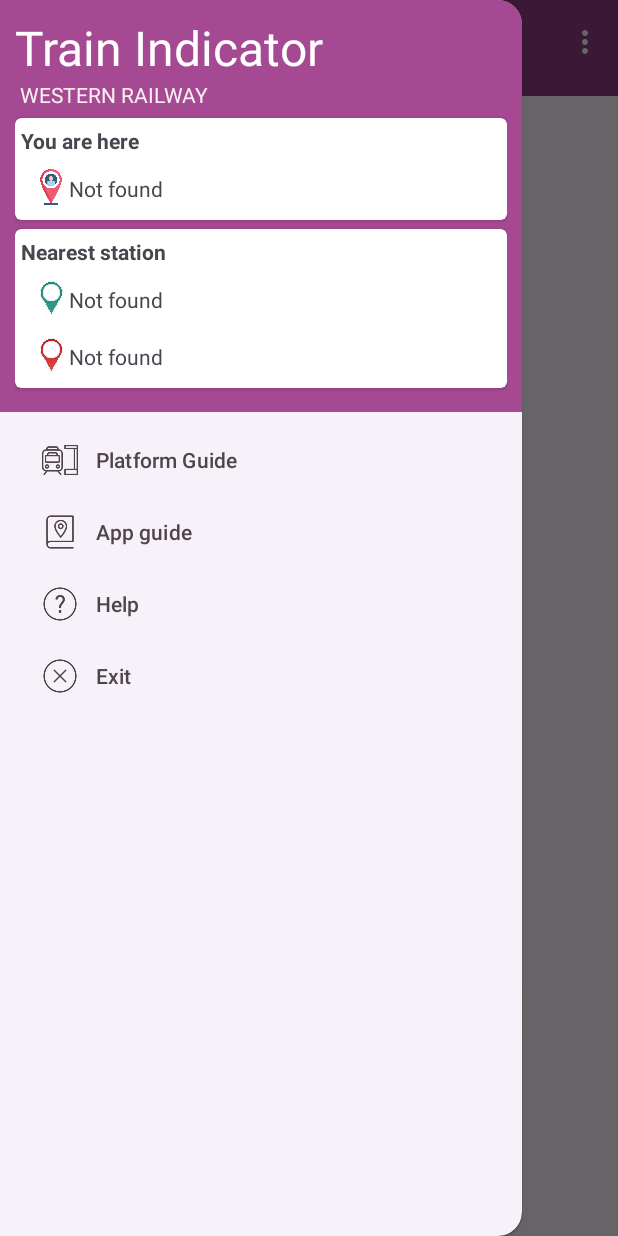
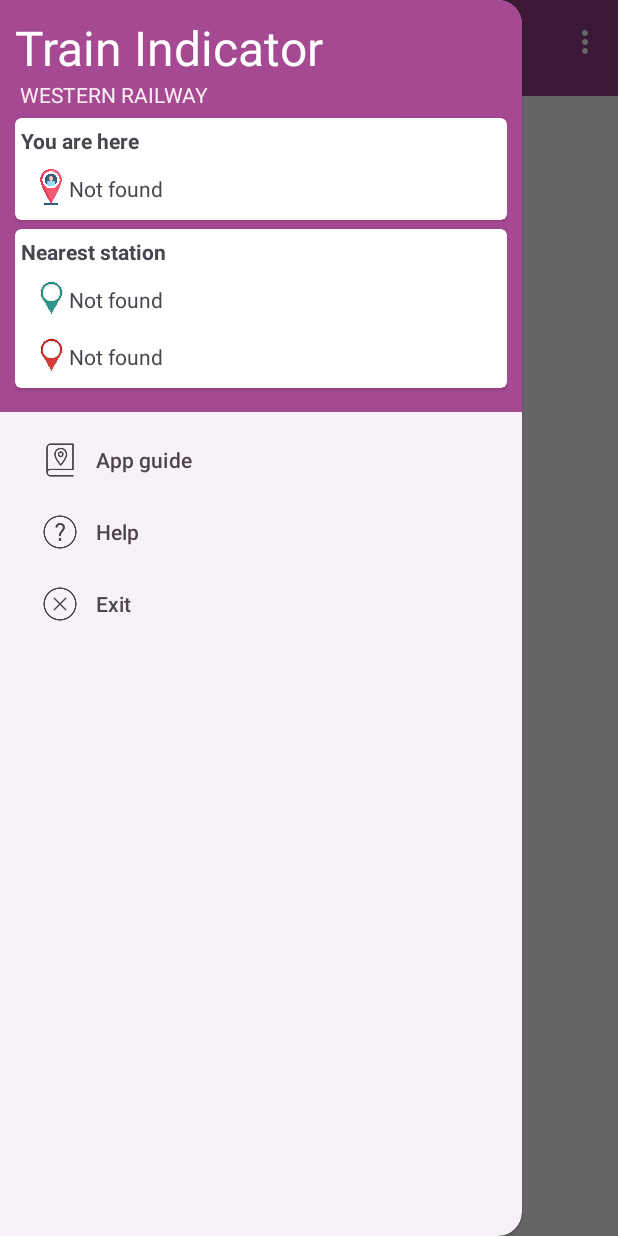
Before and after one commit to 1405yuga/Train-Indicator, an Android app: the screen it shows after launch (MainActivity), with the side drawer open, on a phone screen of 412 x 824 dp. Run offline under Robolectric (Android 15) with nearby library versions, the phone set to English and light mode, and no system bars; our stand-ins replace Firebase (no records; nobody signed in at launch, a user with empty details on screens opened directly).

Commit message:
removed platform guide fragment

```diff
--- a/app/src/main/java/com/example/trainindicator/DisplayStationsFragment.kt
+++ b/app/src/main/java/com/example/trainindicator/DisplayStationsFragment.kt
@@ -73,10 +73,6 @@ class DisplayStationsFragment : Fragment(), OnMapReadyCallback {
         binding.navigationView.setNavigationItemSelectedListener { menuItem ->
 
             when (menuItem.itemId) {
-                R.id.platform_guide -> {
-                    navigateToMenuFragment(DisplayStationsFragmentDirections.actionDisplayStationsFragmentToPlatformGuideFragment())
-                }
-
                 R.id.app_guide -> {
                     navigateToMenuFragment(DisplayStationsFragmentDirections.actionDisplayStationsFragmentToAppGuideDialogFragment())
                 }
--- a/app/src/main/res/menu/navigation_menus.xml
+++ b/app/src/main/res/menu/navigation_menus.xml
@@ -1,10 +1,6 @@
 <?xml version="1.0" encoding="utf-8"?>
 <menu xmlns:android="http://schemas.android.com/apk/res/android">
 
-    <item
-        android:id="@+id/platform_guide"
-        android:icon="@drawable/platform_guide"
-        android:title="@string/platform_guide" />
     <item
         android:id="@+id/app_guide"
         android:icon="@drawable/app_guide"
--- a/app/src/main/res/navigation/nav_graph.xml
+++ b/app/src/main/res/navigation/nav_graph.xml
@@ -11,25 +11,11 @@
         android:label="fragment_display_stations"
         tools:layout="@layout/fragment_display_stations">
         <action
-            android:id="@+id/action_displayStationsFragment_to_platformGuideFragment"
-            app:destination="@id/platformGuideFragment" />
-        <action
             android:id="@+id/action_displayStationsFragment_to_appGuideDialogFragment"
             app:destination="@id/appGuideDialogFragment" />
         <action
             android:id="@+id/action_displayStationsFragment_to_helpFragment"
             app:destination="@id/helpFragment" />
-    </fragment>
-    <fragment
-        android:id="@+id/platformGuideFragment"
-        android:name="com.example.trainindicator.PlatformGuideFragment"
-        android:label="fragment_platform_guide"
-        tools:layout="@layout/fragment_platform_guide">
-        <action
-            android:id="@+id/action_platformGuideFragment_to_displayStationsFragment"
-            app:destination="@id/displayStationsFragment"
-            app:popUpTo="@id/displayStationsFragment"
-            app:popUpToInclusive="true" />
     </fragment>
     <dialog
         android:id="@+id/appGuideDialogFragment"
```
Also changed, not shown: app/src/main/java/com/example/trainindicator/PlatformGuideFragment.kt (deleted, +0 -59 lines), app/src/main/res/layout/fragment_platform_guide.xml (deleted, +0 -25 lines).
